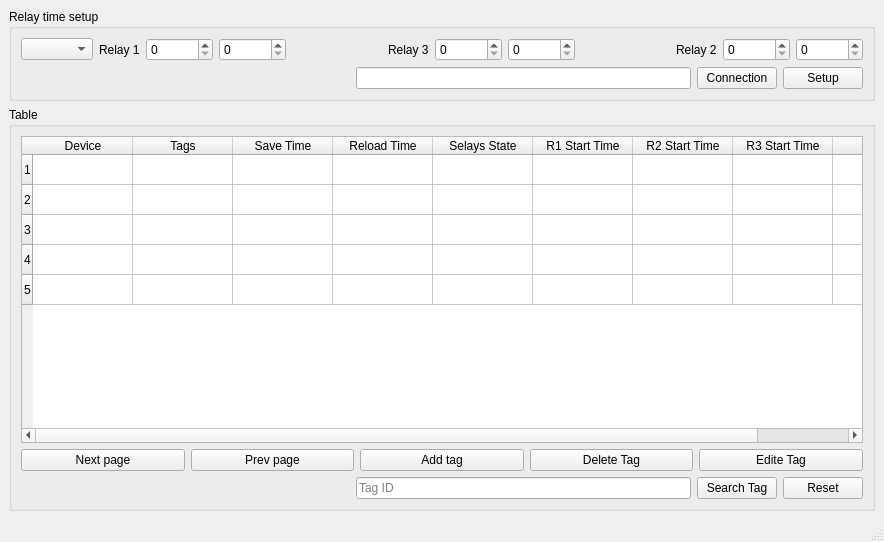
First picture: the form in UI/ui_app.ui, repository mesaudaahmed/yahyaRaspberry, before the edit.
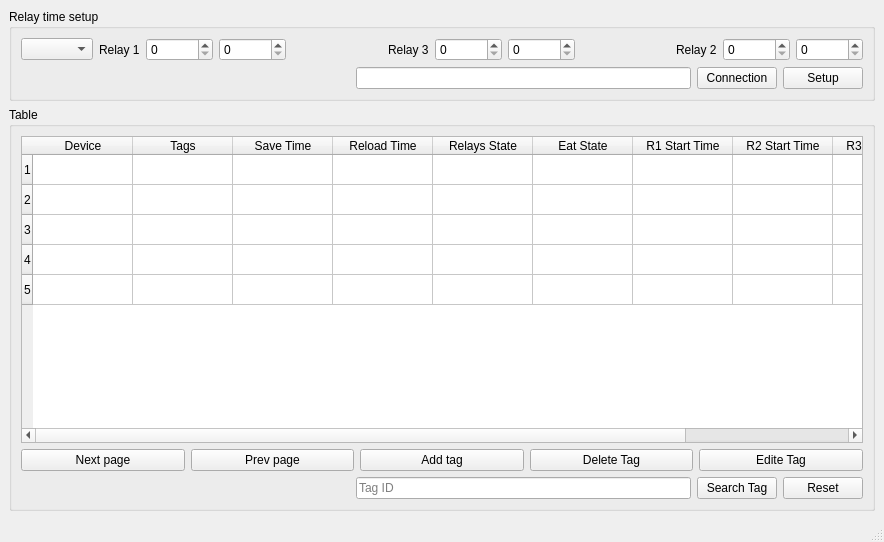
Second picture: the form after the edit.

Commit message: add eat state condution

Diff of the .ui file:
```diff
--- a/UI/ui_app.ui
+++ b/UI/ui_app.ui
@@ -207,7 +207,7 @@
           <number>5</number>
          </property>
          <property name="columnCount">
-          <number>9</number>
+          <number>10</number>
          </property>
          <row/>
          <row/>
@@ -236,7 +236,12 @@
          </column>
          <column>
           <property name="text">
-           <string>Selays State</string>
+           <string>Relays State</string>
+          </property>
+         </column>
+         <column>
+          <property name="text">
+           <string>Eat State</string>
           </property>
          </column>
          <column>
```
The commit also changes 6 other files.
